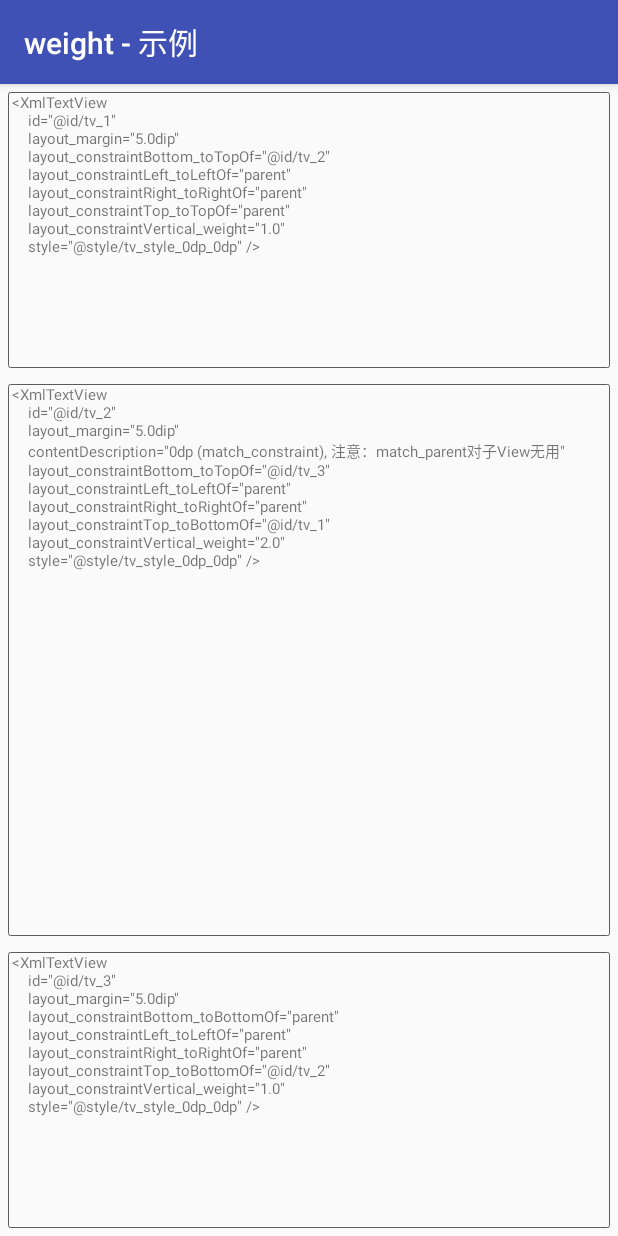
After one commit to a-liYa/ConstraintSimple, an Android app: the WeightSimpleActivity screen opened directly, with no data from a screen before it, on a phone screen of 412 x 824 dp. The commit adds this screen. Run offline under Robolectric (Android 15) with nearby library versions, the phone set to English and light mode, and no system bars.

Commit message:
添加Weight使用示例

```diff
--- a/app/src/main/AndroidManifest.xml
+++ b/app/src/main/AndroidManifest.xml
@@ -20,13 +20,19 @@
         </activity>
         <activity
             android:name=".AlignSimpleActivity"
-            android:label="对齐示例" />
+            android:label="对齐 - 示例" />
         <activity
             android:name=".RatioSimpleActivity"
-            android:label="比例示例" />
+            android:label="比例 - 示例" />
         <activity
             android:name=".ChainsSimpleActivity"
-            android:label="链式示例" />
+            android:label="链式 - 示例" />
+        <activity
+            android:name=".WeightSimpleActivity"
+            android:label="weight - 示例" />
+        <activity
+            android:name=".GuideLinesSimpleActivity"
+            android:label="基线 - 示例" />
     </application>
 
 </manifest>
--- a/app/src/main/java/com/aliya/constraint/MainActivity.java
+++ b/app/src/main/java/com/aliya/constraint/MainActivity.java
@@ -20,6 +20,8 @@ public class MainActivity extends AppCompatActivity {
         list.add(new ListEntity(AlignSimpleActivity.class, "对齐 - 示例"));
         list.add(new ListEntity(RatioSimpleActivity.class, "比例 - 示例"));
         list.add(new ListEntity(ChainsSimpleActivity.class, "链式 - 示例"));
+        list.add(new ListEntity(WeightSimpleActivity.class, "weight - 示例"));
+        list.add(new ListEntity(GuideLinesSimpleActivity.class, "基线 - 示例"));
     }
 
     @Override
--- /dev/null
+++ b/app/src/main/java/com/aliya/constraint/WeightSimpleActivity.java
@@ -0,0 +1,19 @@
+package com.aliya.constraint;
+
+import android.support.v7.app.AppCompatActivity;
+import android.os.Bundle;
+
+/**
+ * weight 示例
+ *
+ * @author a_liYa
+ * @date 2017/10/5 下午4:42.
+ */
+public class WeightSimpleActivity extends AppCompatActivity {
+
+    @Override
+    protected void onCreate(Bundle savedInstanceState) {
+        super.onCreate(savedInstanceState);
+        setContentView(R.layout.activity_weight_simple);
+    }
+}
--- /dev/null
+++ b/app/src/main/res/layout/activity_weight_simple.xml
@@ -0,0 +1,40 @@
+<?xml version="1.0" encoding="utf-8"?>
+<android.support.constraint.ConstraintLayout xmlns:android="http://schemas.android.com/apk/res/android"
+    xmlns:app="http://schemas.android.com/apk/res-auto"
+    xmlns:tools="http://schemas.android.com/tools"
+    android:layout_width="match_parent"
+    android:layout_height="match_parent"
+    tools:context="com.aliya.constraint.WeightSimpleActivity">
+
+    <com.aliya.constraint.widget.XmlTextView
+        android:id="@+id/tv_1"
+        style="@style/tv_style_0dp_0dp"
+        android:layout_margin="5dp"
+        app:layout_constraintBottom_toTopOf="@+id/tv_2"
+        app:layout_constraintLeft_toLeftOf="parent"
+        app:layout_constraintRight_toRightOf="parent"
+        app:layout_constraintTop_toTopOf="parent"
+        app:layout_constraintVertical_weight="1" />
+
+    <com.aliya.constraint.widget.XmlTextView
+        android:id="@+id/tv_2"
+        style="@style/tv_style_0dp_0dp"
+        android:layout_margin="5dp"
+        android:contentDescription="0dp (match_constraint), 注意：match_parent对子View无用"
+        app:layout_constraintBottom_toTopOf="@+id/tv_3"
+        app:layout_constraintLeft_toLeftOf="parent"
+        app:layout_constraintRight_toRightOf="parent"
+        app:layout_constraintTop_toBottomOf="@+id/tv_1"
+        app:layout_constraintVertical_weight="2" />
+
+    <com.aliya.constraint.widget.XmlTextView
+        android:id="@+id/tv_3"
+        style="@style/tv_style_0dp_0dp"
+        android:layout_margin="5dp"
+        app:layout_constraintBottom_toBottomOf="parent"
+        app:layout_constraintLeft_toLeftOf="parent"
+        app:layout_constraintRight_toRightOf="parent"
+        app:layout_constraintTop_toBottomOf="@+id/tv_2"
+        app:layout_constraintVertical_weight="1" />
+
+</android.support.constraint.ConstraintLayout>
```
